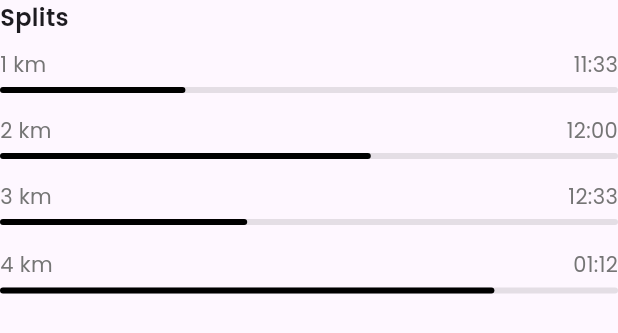
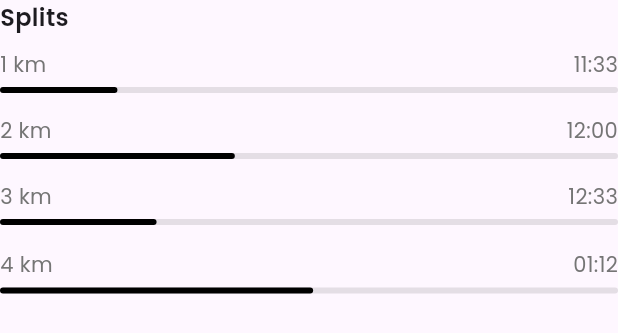
Before and after one commit to Aditya-Thakur-369/Activity_Tracker, a Flutter app: the Spits widget shown alone on an empty page, opened directly, on a phone screen of 412 x 824 dp. Shown: the top 333 px of the screen. Run offline on Flutter 3.47's test engine with Material 3 defaults, Android fonts, the phone set to English and light mode, and no system bars; our stand-ins replace go_router, google_fonts, iconsax, lottie.

Commit message:
Project done

```diff
--- a/lib/features/home/widgets/scalefade_animation.dart
+++ b/lib/features/home/widgets/scalefade_animation.dart
@@ -1,4 +1,4 @@
-// ignore_for_file: use_key_in_widget_constructors
+// ignore_for_file: use_key_in_widget_constructors, library_private_types_in_public_api
 
 import 'package:flutter/material.dart';
 
@@ -9,7 +9,6 @@ class ScaleFadeAnimation extends StatefulWidget {
   final double delay;
 
   @override
-  // ignore: library_private_types_in_public_api
   _ScaleFadeAnimationState createState() => _ScaleFadeAnimationState();
 }
 
--- a/lib/features/today/today_screen.dart
+++ b/lib/features/today/today_screen.dart
@@ -5,11 +5,14 @@ import 'package:activity_tracker/features/home/widgets/leftbounce_animation.dart
 import 'package:activity_tracker/features/home/widgets/rightbounce_animation.dart';
 import 'package:activity_tracker/features/home/widgets/scalefade_animation.dart';
 import 'package:activity_tracker/features/today/widgets/Custom_card.dart';
+import 'package:activity_tracker/features/today/widgets/custom_linearprogess.dart';
 import 'package:activity_tracker/router/router.dart';
 import 'package:flutter/cupertino.dart';
 import 'package:flutter/material.dart';
+import 'package:flutter/widgets.dart';
 import 'package:go_router/go_router.dart';
 import 'package:iconsax/iconsax.dart';
+import 'package:lottie/lottie.dart';
 
 class TodayScreen extends StatelessWidget {
   const TodayScreen({super.key});
@@ -54,10 +57,41 @@ class TodayScreen extends StatelessWidget {
               ],
             ),
             SizedBox(
-              height: 400,
+              height: 430,
               width: 400,
-              child: ScaleFadeAnimation(
-                  delay: 2, child: Image.asset("assets/icons/vector_line.png")),
+              child: Stack(
+                children: [
+                  Positioned(
+                      right: -40,
+                      top: 170,
+                      child: LottieBuilder.asset(
+                        "assets/icons/marker.json",
+                        height: 120,
+                        width: 120,
+                      )),
+                  Positioned(
+                      right: 135,
+                      top: -30,
+                      child: LottieBuilder.asset(
+                        "assets/icons/marker2.json",
+                        height: 120,
+                        width: 120,
+                      )),
+                  Positioned(
+                    top: 0,
+                    bottom: 0,
+                    left: 0,
+                    right: 0,
+                    child: SizedBox(
+                      height: 380,
+                      width: 380,
+                      child: ScaleFadeAnimation(
+                          delay: 2,
+                          child: Image.asset("assets/icons/vector_line.png")),
+                    ),
+                  ),
+                ],
+              ),
             ),
             BounceFromLeftAnimation(
               delay: 0.5,
@@ -163,12 +197,9 @@ Widget Spits() {
       ),
       BounceFromBottomAnimation(
         delay: 0.4,
-        child: LinearProgressIndicator(
+        child: AnimatedLinearProgressIndicator(
+          delay: 2,
           value: 0.3,
-          borderRadius: const BorderRadius.all(Radius.circular(20)),
-          minHeight: 4,
-          valueColor: const AlwaysStoppedAnimation<Color>(Colors.black),
-          backgroundColor: Colors.transparent.withOpacity(0.1),
         ),
       ),
       const SizedBox(
@@ -189,12 +220,9 @@ Widget Spits() {
       ),
       BounceFromBottomAnimation(
         delay: 0.8,
-        child: LinearProgressIndicator(
+        child: AnimatedLinearProgressIndicator(
+          delay: 2,
           value: 0.6,
-          borderRadius: const BorderRadius.all(Radius.circular(20)),
-          minHeight: 4,
-          valueColor: const AlwaysStoppedAnimation<Color>(Colors.black),
-          backgroundColor: Colors.transparent.withOpacity(0.1),
         ),
       ),
       const SizedBox(
@@ -215,12 +243,9 @@ Widget Spits() {
       ),
       BounceFromBottomAnimation(
         delay: 1.2,
-        child: LinearProgressIndicator(
+        child: AnimatedLinearProgressIndicator(
+          delay: 2,
           value: 0.4,
-          borderRadius: const BorderRadius.all(Radius.circular(20)),
-          minHeight: 4,
-          valueColor: const AlwaysStoppedAnimation<Color>(Colors.black),
-          backgroundColor: Colors.transparent.withOpacity(0.1),
         ),
       ),
       const SizedBox(
@@ -241,12 +266,9 @@ Widget Spits() {
       ),
       BounceFromBottomAnimation(
         delay: 1.6,
-        child: LinearProgressIndicator(
+        child: AnimatedLinearProgressIndicator(
+          delay: 2,
           value: 0.8,
-          borderRadius: const BorderRadius.all(Radius.circular(20)),
-          minHeight: 4,
-          valueColor: const AlwaysStoppedAnimation<Color>(Colors.black),
-          backgroundColor: Colors.transparent.withOpacity(0.1),
         ),
       ),
       const SizedBox(
--- /dev/null
+++ b/lib/features/today/widgets/custom_linearprogess.dart
@@ -0,0 +1,63 @@
+import 'package:flutter/material.dart';
+
+class AnimatedLinearProgressIndicator extends StatefulWidget {
+  final double value;
+  final double delay;
+
+  const AnimatedLinearProgressIndicator({
+    Key? key,
+    required this.value,
+    required this.delay,
+  }) : super(key: key);
+
+  @override
+  _AnimatedLinearProgressIndicatorState createState() =>
+      _AnimatedLinearProgressIndicatorState();
+}
+
+class _AnimatedLinearProgressIndicatorState
+    extends State<AnimatedLinearProgressIndicator>
+    with SingleTickerProviderStateMixin {
+  late AnimationController _controller;
+  late Animation<double> _animation;
+
+  @override
+  void initState() {
+    super.initState();
+    _controller = AnimationController(
+      vsync: this,
+         duration: Duration(milliseconds: (1500 * widget.delay).round()),
+    );
+
+    _animation = Tween<double>(begin: 0.0, end: widget.value).animate(
+      CurvedAnimation(
+        parent: _controller,
+        curve: Curves.linear,
+      ),
+    );
+
+    _controller.forward();
+  }
+
+  @override
+  void dispose() {
+    _controller.dispose();
+    super.dispose();
+  }
+
+  @override
+  Widget build(BuildContext context) {
+    return AnimatedBuilder(
+      animation: _controller,
+      builder: (context, child) {
+        return LinearProgressIndicator(
+          value: _animation.value,
+          borderRadius: const BorderRadius.all(Radius.circular(20)),
+          minHeight: 4,
+          valueColor: const AlwaysStoppedAnimation<Color>(Colors.black),
+          backgroundColor: Colors.transparent.withOpacity(0.1),
+        );
+      },
+    );
+  }
+}
```
Also changed, not shown: assets/icons/marker.json (added, +1 -0 lines), assets/icons/marker2.json (added, +1 -0 lines), lib/features/health/health_screen.dart (+8 -17 lines), lib/features/health/widgets/custom_card.dart (+9 -3 lines), lib/features/home/homescreen.dart (+120 -5 lines), lib/features/home/widgets/custom_container.dart (+12 -10 lines).
